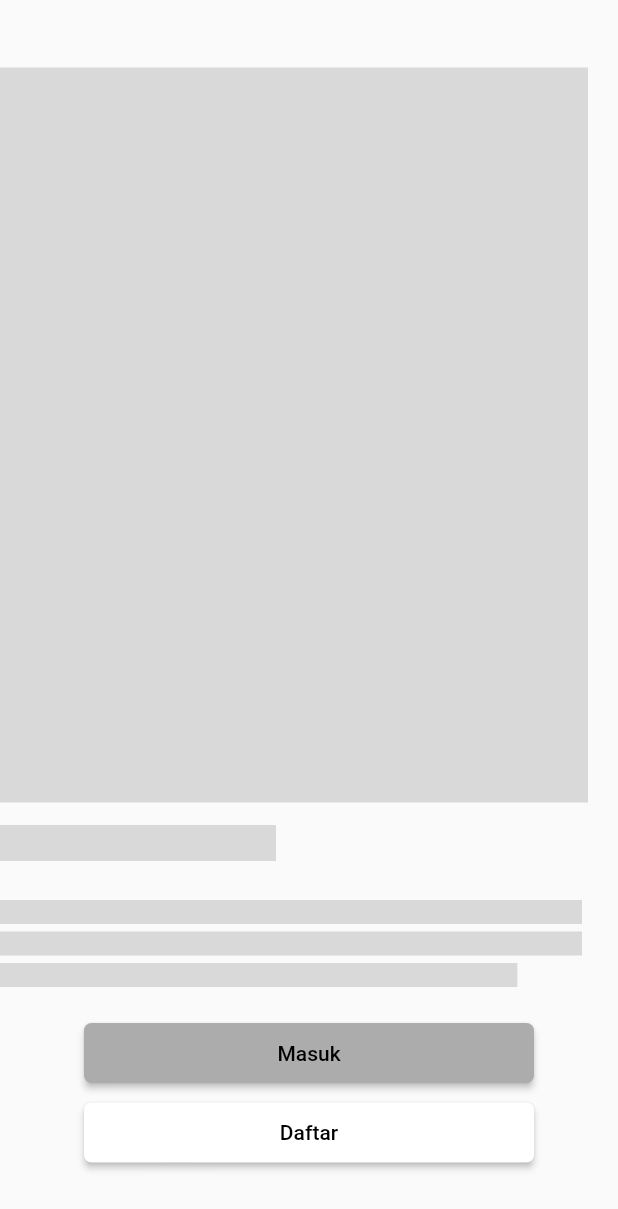
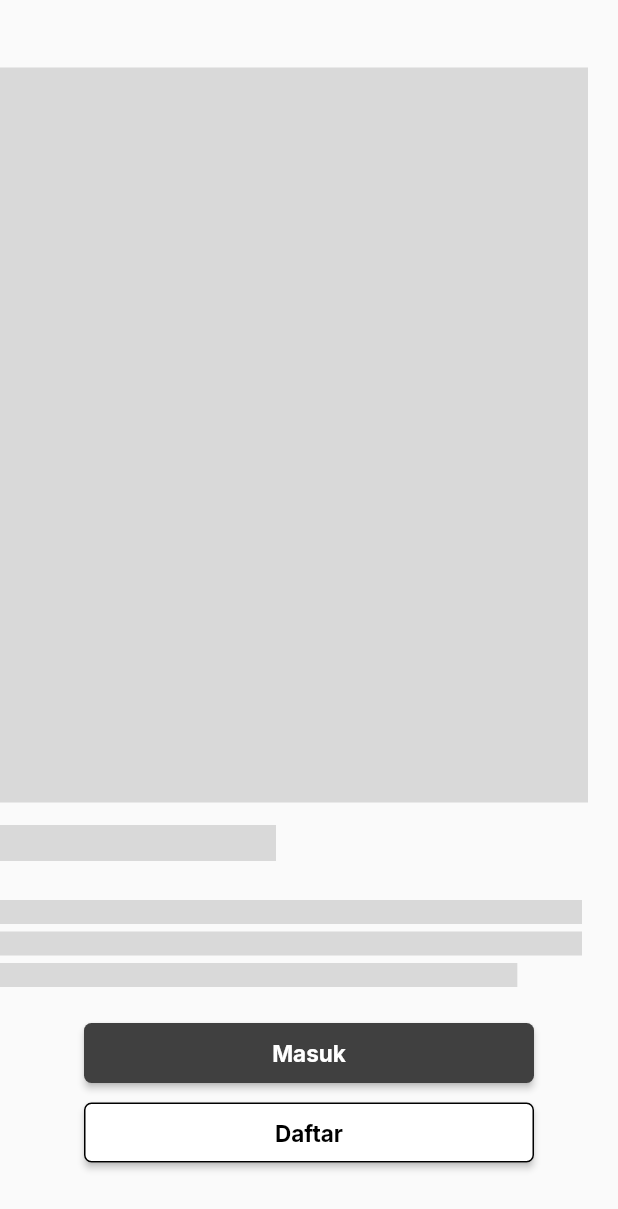
Before and after one commit to capstone-kelompok-7/mobile-disappear, a Flutter app: the screen it shows after launch, on a phone screen of 412 x 824 dp. Shown: the top 1209 px of the screen. Run offline on Flutter 3.47's test engine with Material 2 defaults, Android fonts, the phone set to English and light mode, and no system bars; our stand-ins replace google_fonts.

Commit message:
Feature/splash screen: membuat splash screen dan  merubah warna pada

```diff
--- a/lib/screens/splash_screen.dart
+++ b/lib/screens/splash_screen.dart
@@ -1,6 +1,7 @@
 import 'package:disappear/screens/login_screen.dart';
 import 'package:disappear/screens/register_screen.dart';
 import 'package:flutter/material.dart';
+import 'package:google_fonts/google_fonts.dart';
 
 class SplashScreen extends StatelessWidget {
   static const String routePath = '/';
@@ -72,15 +73,20 @@ class SplashScreen extends StatelessWidget {
               },
               style: ElevatedButton.styleFrom(
                 fixedSize: const Size(300, 40),
-                backgroundColor: const Color(0xFFACACAC),
                 padding: const EdgeInsets.all(10),
                 shape: RoundedRectangleBorder(
                   borderRadius: BorderRadius.circular(5),
                 ),
+                backgroundColor: const Color(0xFF404040),
+                // Tambahkan properti lain yang diinginkan di sini
               ),
-              child: const Text(
+              child: Text(
                 'Masuk',
-                style: TextStyle(color: Colors.black),
+                style: GoogleFonts.inter(
+                  fontSize: 15,
+                  fontWeight: FontWeight.w700,
+                  letterSpacing: 0,
+                ),
               ),
             ),
             const SizedBox(height: 5),
@@ -92,15 +98,23 @@ class SplashScreen extends StatelessWidget {
               },
               style: ElevatedButton.styleFrom(
                 fixedSize: const Size(300, 40),
-                backgroundColor: const Color(0xFFFFFFFF),
                 padding: const EdgeInsets.all(10),
                 shape: RoundedRectangleBorder(
                   borderRadius: BorderRadius.circular(5),
+                  side: const BorderSide(
+                      width: 1, color: Colors.black), // Tambahkan garis pinggir
                 ),
+                backgroundColor: const Color(0xFFFFFFFF),
+                // Tambahkan properti lain yang diinginkan di sini
               ),
-              child: const Text(
+              child: Text(
                 'Daftar',
-                style: TextStyle(color: Colors.black),
+                style: GoogleFonts.inter(
+                  fontSize: 15,
+                  fontWeight: FontWeight.w700,
+                  letterSpacing: 0,
+                  color: Colors.black,
+                ),
               ),
             ),
           ],
```
